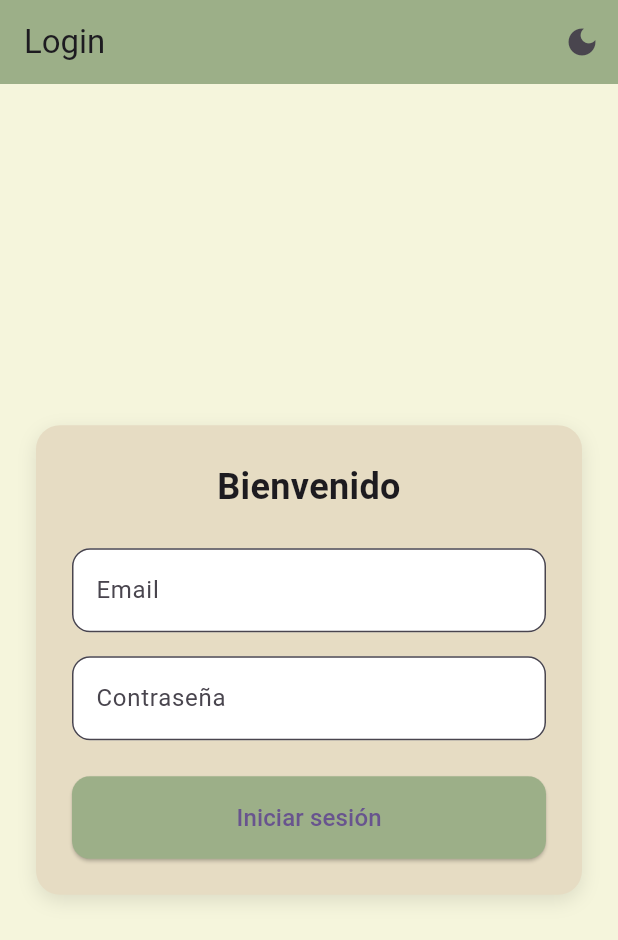
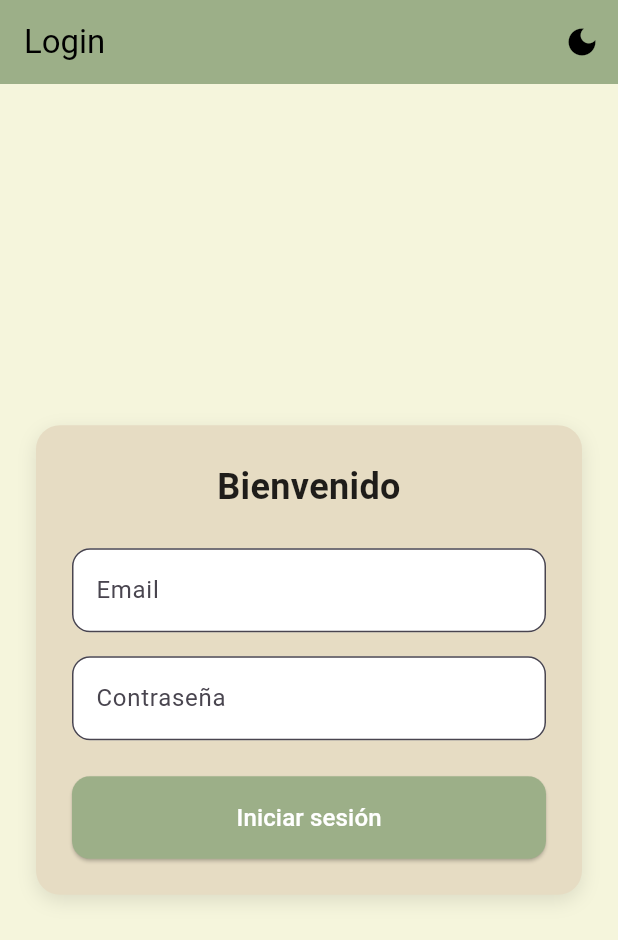
Before and after one commit to Estebanpacheco18/ProyectoFinalFlutter, a Flutter app: the screen it shows after launch, on a phone screen of 412 x 824 dp. Shown: the top 940 px of the screen. Run offline on Flutter 3.47's test engine with Material 3 defaults, Android fonts, the light colour scheme and no system bars; our stand-ins replace shared_preferences.

Commit message:
Refactor UI to use theme colors and improve consistency
Replaced hardcoded color values with ThemeData properties across all pages for better support of light and dark modes. Updated MaterialApp to define custom light and dark themes, ensuring consistent use of primary, background, and card colors. Improved product card layout to include images and enhanced styling, and updated all widgets to use theme-based colors for text, buttons, and backgrounds.

```diff
--- a/projectstocknsell/lib/login_page.dart
+++ b/projectstocknsell/lib/login_page.dart
@@ -15,10 +15,6 @@
   final emailController = TextEditingController();
   final passwordController = TextEditingController();
   String? errorMessage;
-
-  final Color sageGreen = const Color(0xFF9CAF88);
-  final Color beige = const Color(0xFFF5F5DC);
-  final Color beigeDark = const Color(0xFFE6DCC3);
 
   Future<void> login() async {
     final response = await http.post(
@@ -44,10 +40,11 @@
 
   @override
   Widget build(BuildContext context) {
+    final theme = Theme.of(context);
     return Scaffold(
-      backgroundColor: beige,
+      backgroundColor: theme.scaffoldBackgroundColor,
       appBar: AppBar(
-        backgroundColor: sageGreen,
+        backgroundColor: theme.primaryColor,
         title: const Text('Login'),
         actions: const [ThemeToggleButton()],
       ),
@@ -57,7 +54,7 @@
           child: Container(
             padding: const EdgeInsets.all(24),
             decoration: BoxDecoration(
-              color: beigeDark,
+              color: theme.cardColor,
               borderRadius: BorderRadius.circular(16),
               boxShadow: [
                 BoxShadow(
@@ -84,7 +81,7 @@
                   decoration: InputDecoration(
                     labelText: 'Email',
                     filled: true,
-                    fillColor: Colors.white,
+                    fillColor: theme.brightness == Brightness.dark ? Colors.black : Colors.white,
                     border: OutlineInputBorder(
                       borderRadius: BorderRadius.circular(12),
                     ),
@@ -97,7 +94,7 @@
                   decoration: InputDecoration(
                     labelText: 'Contraseña',
                     filled: true,
-                    fillColor: Colors.white,
+                    fillColor: theme.brightness == Brightness.dark ? Colors.black : Colors.white,
                     border: OutlineInputBorder(
                       borderRadius: BorderRadius.circular(12),
                     ),
@@ -106,7 +103,7 @@
                 const SizedBox(height: 24),
                 ElevatedButton(
                   style: ElevatedButton.styleFrom(
-                    backgroundColor: sageGreen,
+                    backgroundColor: theme.primaryColor,
                     padding: const EdgeInsets.symmetric(vertical: 16),
                     shape: RoundedRectangleBorder(
                       borderRadius: BorderRadius.circular(12),
--- a/projectstocknsell/lib/main.dart
+++ b/projectstocknsell/lib/main.dart
@@ -9,7 +9,6 @@
   runApp(const MyApp());
 }
 
-// Notificador global para el tema
 final ValueNotifier<ThemeMode> themeNotifier = ValueNotifier(ThemeMode.light);
 
 class MyApp extends StatelessWidget {
@@ -23,15 +22,45 @@
         return MaterialApp(
           title: 'Productos',
           theme: ThemeData(
-  colorScheme: ColorScheme.fromSeed(
-    seedColor: Colors.deepPurple,
             brightness: Brightness.light,
+            primaryColor: const Color(0xFF9CAF88), // sageGreen
+            scaffoldBackgroundColor: const Color(0xFFF5F5DC), // beige
+            cardColor: const Color(0xFFE6DCC3), // beigeDark
+            appBarTheme: const AppBarTheme(
+              backgroundColor: Color(0xFF9CAF88),
+              foregroundColor: Colors.black,
+            ),
+            textTheme: const TextTheme(
+              bodyMedium: TextStyle(color: Colors.black87),
+              bodyLarge: TextStyle(color: Colors.black87),
+              titleLarge: TextStyle(color: Colors.black87),
+            ),
+            elevatedButtonTheme: ElevatedButtonThemeData(
+              style: ElevatedButton.styleFrom(
+                backgroundColor: Color(0xFF9CAF88),
+                foregroundColor: Colors.white,
+              ),
             ),
           ),
           darkTheme: ThemeData(
-  colorScheme: ColorScheme.fromSeed(
-    seedColor: Colors.deepPurple,
             brightness: Brightness.dark,
+            primaryColor: const Color(0xFF9CAF88),
+            scaffoldBackgroundColor: const Color(0xFF23231F), // beige oscuro
+            cardColor: const Color(0xFF3A3A2E), // beigeDark oscuro
+            appBarTheme: const AppBarTheme(
+              backgroundColor: Color(0xFF9CAF88),
+              foregroundColor: Colors.white,
+            ),
+            textTheme: const TextTheme(
+              bodyMedium: TextStyle(color: Colors.white),
+              bodyLarge: TextStyle(color: Colors.white),
+              titleLarge: TextStyle(color: Colors.white),
+            ),
+            elevatedButtonTheme: ElevatedButtonThemeData(
+              style: ElevatedButton.styleFrom(
+                backgroundColor: Color(0xFF9CAF88),
+                foregroundColor: Colors.white,
+              ),
             ),
           ),
           themeMode: currentMode,
```
Also changed, not shown: projectstocknsell/lib/account_page.dart (+11 -18 lines), projectstocknsell/lib/cart_page.dart (+22 -16 lines), projectstocknsell/lib/checkout_page.dart (+7 -10 lines), projectstocknsell/lib/home_page.dart (+4 -6 lines), projectstocknsell/lib/orders_page.dart (+9 -16 lines), projectstocknsell/lib/products_page.dart (+52 -27 lines). Lines whose indentation alone changed are shown as unchanged.
